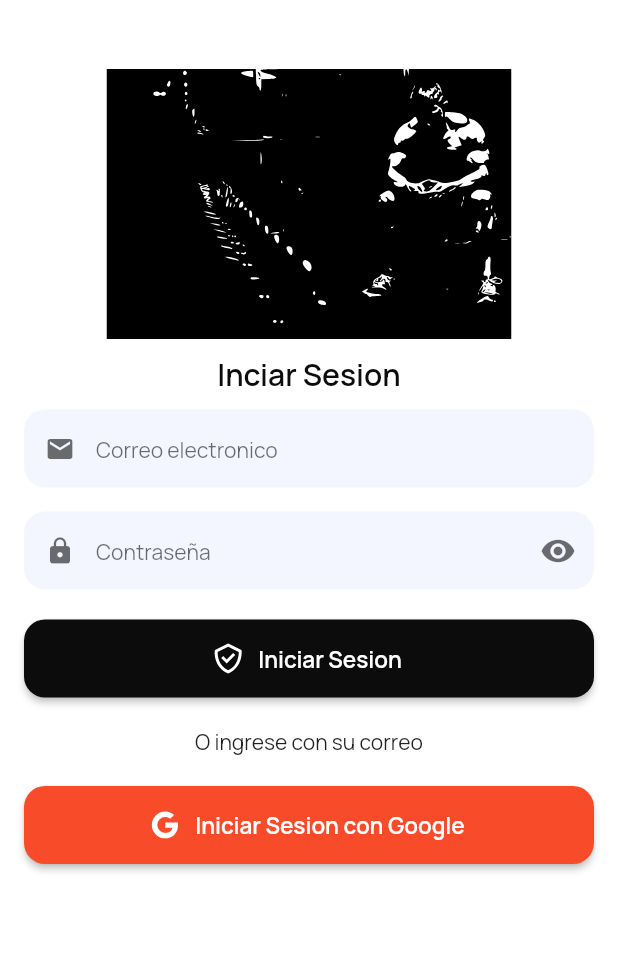
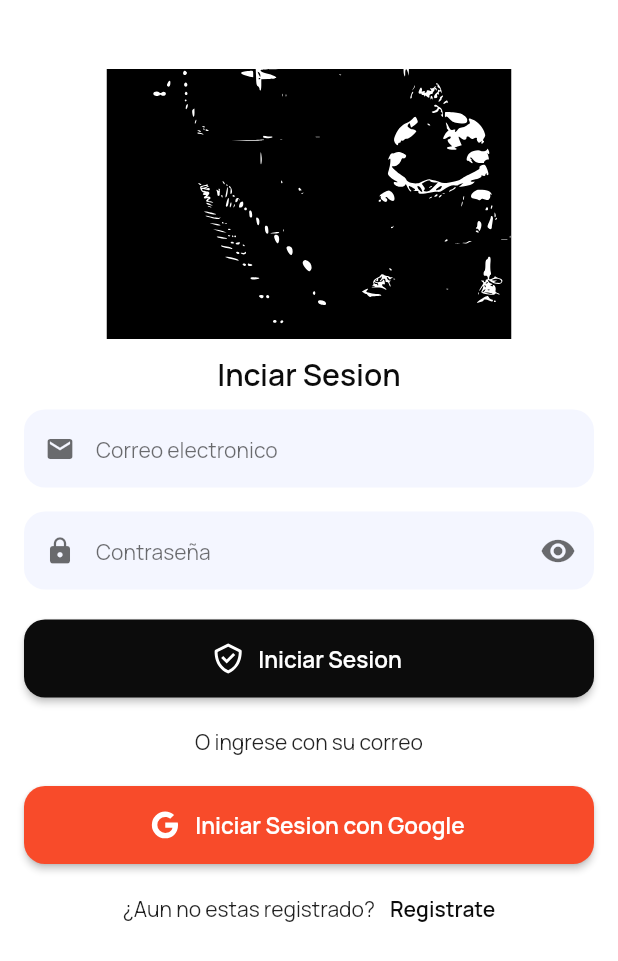
Before and after one commit to rexnike/bitacora, a Flutter app: the screen it shows after launch, on a phone screen of 412 x 824 dp. Shown: the top 961 px of the screen. Run offline on Flutter 3.47's test engine with Material 2 defaults, Android fonts, the phone set to English and light mode, and no system bars; our stand-ins replace cloud_firestore, firebase_core, flutter_svg, google_fonts; accounts and stored records are empty.

Commit message:
veintitres comit

```diff
--- a/lib/pages/login_page.dart
+++ b/lib/pages/login_page.dart
@@ -1,4 +1,5 @@
 
+import 'package:bitacora/pages/register_page.dart';
 import 'package:bitacora/ui/general/colors.dart';
 import 'package:bitacora/ui/widgets/button_custom_widget.dart';
 import 'package:bitacora/ui/widgets/button_normal_widget.dart';
@@ -27,7 +28,7 @@ class _LoginPageState extends State<LoginPage> {
       backgroundColor: Colors.white,
       body: SingleChildScrollView(
         child: Padding(
-          padding: EdgeInsets.all(16.0),
+          padding: const EdgeInsets.all(16.0),
           child: Column(
             children: [
 
@@ -74,6 +75,28 @@ class _LoginPageState extends State<LoginPage> {
                 color: Color(0xfff84b2a),
               ),
 
+              divider20(),
+              Row(
+                mainAxisAlignment: MainAxisAlignment.center,
+                children: [
+                  Text(
+                    "¿Aun no estas registrado?"
+                    ),
+
+                  divider10width(),
+                  InkWell(
+                    onTap: (){
+                      Navigator.push(context, MaterialPageRoute(builder: (context)=> RegisterPage(),),);
+                    },
+                    child: Text("Registrate",
+                    style: TextStyle(
+                      fontWeight: FontWeight.w600,
+                      color: kBrandPrimaryColor,
+                    ),
+                      ),
+                    ),
+                ],
+              ),
             ],
           ),
         ),
```
Also changed, not shown: lib/pages/register_page.dart (added, +81 -0 lines), assets/images/register.jpg (added), assets/images/register.svg (added).
